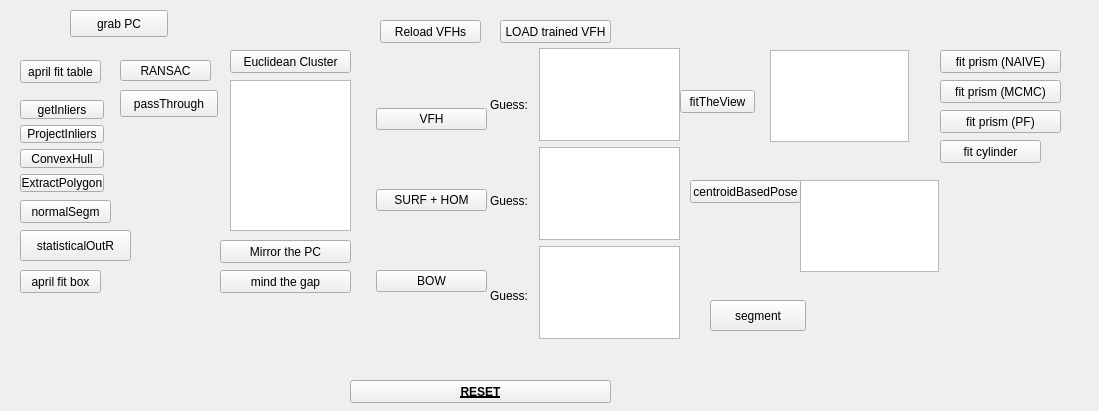
Before: the Qt Designer form components/objectDetectionTester/src/guiDlg.ui in robocomp/perception, drawn with Qt 5.
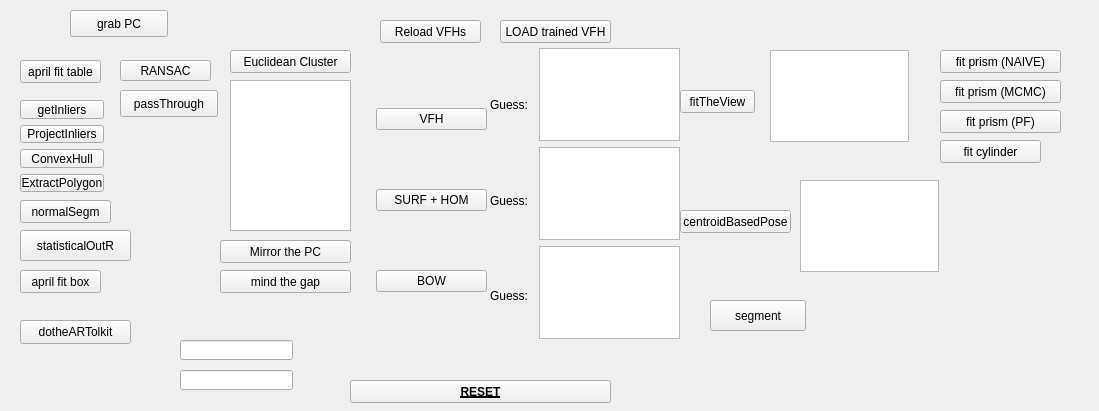
After: the same form once the commit is applied.

The edit to the form file:
```diff
--- a/components/objectDetectionTester/src/guiDlg.ui
+++ b/components/objectDetectionTester/src/guiDlg.ui
@@ -419,8 +419,8 @@
   <widget class="QPushButton" name="centroid_based_pose_button">
    <property name="geometry">
     <rect>
-     <x>690</x>
-     <y>180</y>
+     <x>680</x>
+     <y>210</y>
      <width>111</width>
      <height>23</height>
     </rect>
@@ -442,6 +442,39 @@
     <string>segment</string>
    </property>
   </widget>
+  <widget class="QPushButton" name="dotheARTolkit_button">
+   <property name="geometry">
+    <rect>
+     <x>20</x>
+     <y>320</y>
+     <width>111</width>
+     <height>24</height>
+    </rect>
+   </property>
+   <property name="text">
+    <string>dotheARTolkit</string>
+   </property>
+  </widget>
+  <widget class="QLineEdit" name="lineEdit">
+   <property name="geometry">
+    <rect>
+     <x>180</x>
+     <y>340</y>
+     <width>113</width>
+     <height>20</height>
+    </rect>
+   </property>
+  </widget>
+  <widget class="QLineEdit" name="lineEdit_2">
+   <property name="geometry">
+    <rect>
+     <x>180</x>
+     <y>370</y>
+     <width>113</width>
+     <height>20</height>
+    </rect>
+   </property>
+  </widget>
  </widget>
  <resources/>
  <connections/>
```
